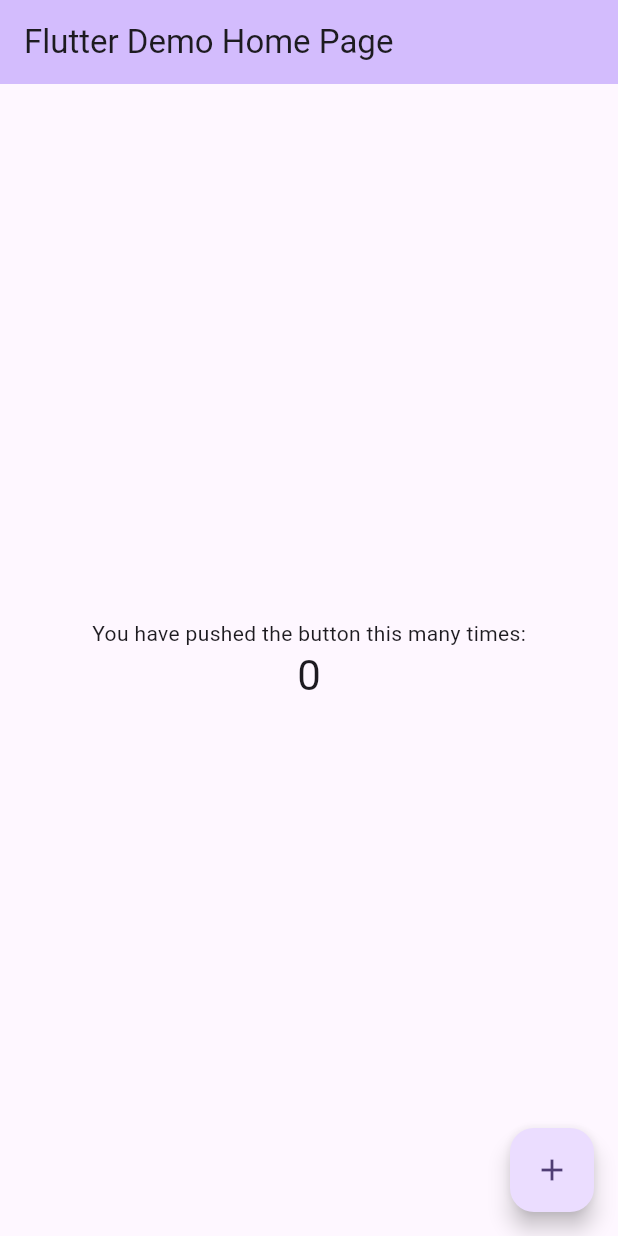
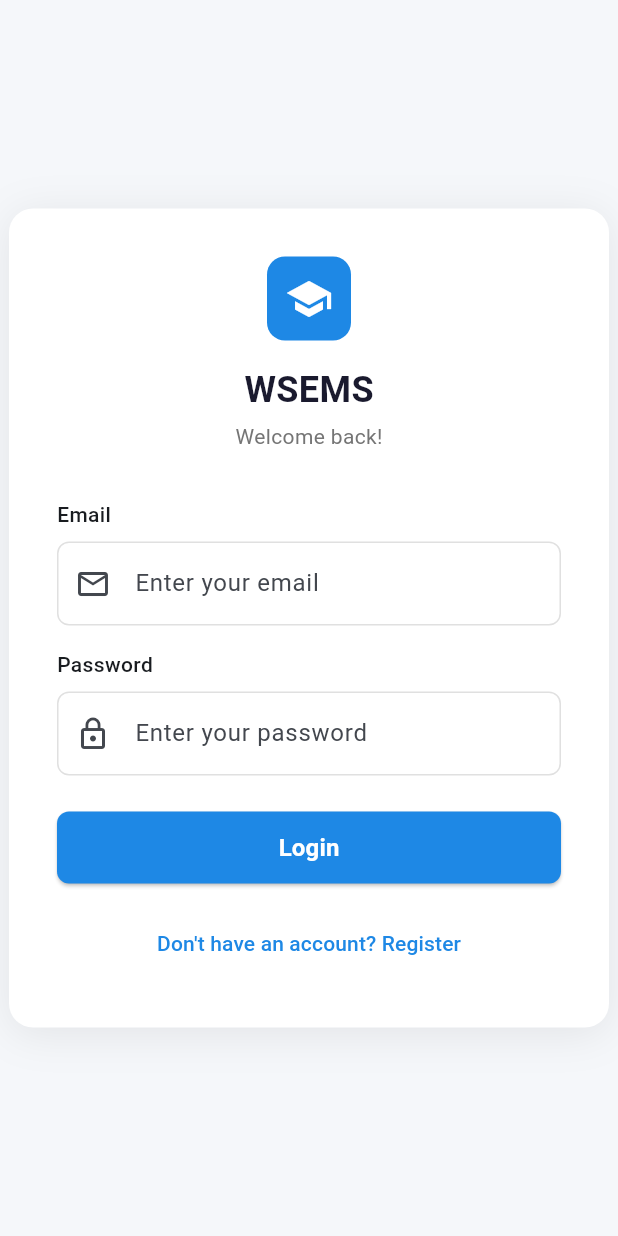
Before and after one commit to AnoodShahwar/Web-based-Smart-Event-Management-System, a Flutter app: the screen it shows after launch, on a phone screen of 412 x 824 dp. Run offline on Flutter 3.47's test engine with Material 3 defaults, Android fonts, the phone set to English and light mode, and no system bars; our stand-ins replace firebase_core, go_router; accounts and stored records are empty; generated files the repository leaves out were written again.

Commit message:
login and register UI done

```diff
--- a/lib/main.dart
+++ b/lib/main.dart
@@ -1,122 +1,31 @@
 import 'package:flutter/material.dart';
+import 'package:firebase_core/firebase_core.dart';
+import 'firebase_options.dart';
+import 'utils/app_router.dart';
 
-void main() {
+void main() async {
+  // Makes sure Flutter is ready before we initialize Firebase
+  WidgetsFlutterBinding.ensureInitialized();
+
+  // Initialize Firebase with our project's settings
+  await Firebase.initializeApp(options: DefaultFirebaseOptions.currentPlatform);
+
   runApp(const MyApp());
 }
 
 class MyApp extends StatelessWidget {
   const MyApp({super.key});
 
-  // This widget is the root of your application.
   @override
   Widget build(BuildContext context) {
-    return MaterialApp(
-      title: 'Flutter Demo',
+    return MaterialApp.router(
+      title: 'WSEMS',
+      debugShowCheckedModeBanner: false,
       theme: ThemeData(
-        // This is the theme of your application.
-        //
-        // TRY THIS: Try running your application with "flutter run". You'll see
-        // the application has a purple toolbar. Then, without quitting the app,
-        // try changing the seedColor in the colorScheme below to Colors.green
-        // and then invoke "hot reload" (save your changes or press the "hot
-        // reload" button in a Flutter-supported IDE, or press "r" if you used
-        // the command line to start the app).
-        //
-        // Notice that the counter didn't reset back to zero; the application
-        // state is not lost during the reload. To reset the state, use hot
-        // restart instead.
-        //
-        // This works for code too, not just values: Most code changes can be
-        // tested with just a hot reload.
-        colorScheme: .fromSeed(seedColor: Colors.deepPurple),
+        colorScheme: ColorScheme.fromSeed(seedColor: Colors.blue),
+        useMaterial3: true,
       ),
-      home: const MyHomePage(title: 'Flutter Demo Home Page'),
+      routerConfig: appRouter,
     );
   }
 }
-
-class MyHomePage extends StatefulWidget {
-  const MyHomePage({super.key, required this.title});
-
-  // This widget is the home page of your application. It is stateful, meaning
-  // that it has a State object (defined below) that contains fields that affect
-  // how it looks.
-
-  // This class is the configuration for the state. It holds the values (in this
-  // case the title) provided by the parent (in this case the App widget) and
-  // used by the build method of the State. Fields in a Widget subclass are
-  // always marked "final".
-
-  final String title;
-
-  @override
-  State<MyHomePage> createState() => _MyHomePageState();
-}
-
-class _MyHomePageState extends State<MyHomePage> {
-  int _counter = 0;
-
-  void _incrementCounter() {
-    setState(() {
-      // This call to setState tells the Flutter framework that something has
-      // changed in this State, which causes it to rerun the build method below
-      // so that the display can reflect the updated values. If we changed
-      // _counter without calling setState(), then the build method would not be
-      // called again, and so nothing would appear to happen.
-      _counter++;
-    });
-  }
-
-  @override
-  Widget build(BuildContext context) {
-    // This method is rerun every time setState is called, for instance as done
-    // by the _incrementCounter method above.
-    //
-    // The Flutter framework has been optimized to make rerunning build methods
-    // fast, so that you can just rebuild anything that needs updating rather
-    // than having to individually change instances of widgets.
-    return Scaffold(
-      appBar: AppBar(
-        // TRY THIS: Try changing the color here to a specific color (to
-        // Colors.amber, perhaps?) and trigger a hot reload to see the AppBar
-        // change color while the other colors stay the same.
-        backgroundColor: Theme.of(context).colorScheme.inversePrimary,
-        // Here we take the value from the MyHomePage object that was created by
-        // the App.build method, and use it to set our appbar title.
-        title: Text(widget.title),
-      ),
-      body: Center(
-        // Center is a layout widget. It takes a single child and positions it
-        // in the middle of the parent.
-        child: Column(
-          // Column is also a layout widget. It takes a list of children and
-          // arranges them vertically. By default, it sizes itself to fit its
-          // children horizontally, and tries to be as tall as its parent.
-          //
-          // Column has various properties to control how it sizes itself and
-          // how it positions its children. Here we use mainAxisAlignment to
-          // center the children vertically; the main axis here is the vertical
-          // axis because Columns are vertical (the cross axis would be
-          // horizontal).
-          //
-          // TRY THIS: Invoke "debug painting" (choose the "Toggle Debug Paint"
-          // action in the IDE, or press "p" in the console), to see the
-          // wireframe for each widget.
-          mainAxisAlignment: .center,
-          children: [
-            const Text('You have pushed the button this many times:'),
-            Text(
-              '$_counter',
-              style: Theme.of(context).textTheme.headlineMedium,
-            ),
-          ],
-        ),
-      ),
-      floatingActionButton: FloatingActionButton(
-        onPressed: _incrementCounter,
-        tooltip: 'Increment',
-        child: const Icon(Icons.add),
-      ),
-    );
-  }
-}
--- a/lib/screens/admin.dart
+++ b/lib/screens/admin.dart
@@ -0,0 +1,12 @@
+import 'package:flutter/material.dart';
+
+class AdminScreen extends StatelessWidget {
+  const AdminScreen({super.key});
+
+  @override
+  Widget build(BuildContext context) {
+    return const Scaffold(
+      body: Center(child: Text('Admin Dashboard - Coming Soon')),
+    );
+  }
+}
--- a/lib/screens/auth.dart
+++ b/lib/screens/auth.dart
@@ -0,0 +1,213 @@
+import 'package:flutter/material.dart';
+import 'package:go_router/go_router.dart';
+
+class AuthScreen extends StatefulWidget {
+  const AuthScreen({super.key});
+
+  @override
+  State<AuthScreen> createState() => _AuthScreenState();
+}
+
+class _AuthScreenState extends State<AuthScreen> {
+  // Controls which form is showing - login or register
+  bool isLogin = true;
+
+  // These controllers grab whatever the user types in the text fields
+  final emailController = TextEditingController();
+  final passwordController = TextEditingController();
+  final nameController = TextEditingController();
+
+  // Controls the loading spinner
+  bool isLoading = false;
+
+  @override
+  Widget build(BuildContext context) {
+    return Scaffold(
+      backgroundColor: const Color(0xFFF5F7FA),
+      body: Center(
+        child: SingleChildScrollView(
+          child: Container(
+            width: 400,
+            padding: const EdgeInsets.all(32),
+            decoration: BoxDecoration(
+              color: Colors.white,
+              borderRadius: BorderRadius.circular(16),
+              boxShadow: [
+                BoxShadow(
+                  color: Colors.black.withOpacity(0.08),
+                  blurRadius: 24,
+                  offset: const Offset(0, 4),
+                ),
+              ],
+            ),
+            child: Column(
+              mainAxisSize: MainAxisSize.min,
+              crossAxisAlignment: CrossAxisAlignment.start,
+              children: [
+                // Logo/Title
+                Center(
+                  child: Column(
+                    children: [
+                      Container(
+                        width: 56,
+                        height: 56,
+                        decoration: BoxDecoration(
+                          color: Colors.blue.shade600,
+                          borderRadius: BorderRadius.circular(12),
+                        ),
+                        child: const Icon(
+                          Icons.school,
+                          color: Colors.white,
+                          size: 32,
+                        ),
+                      ),
+                      const SizedBox(height: 16),
+                      const Text(
+                        'WSEMS',
+                        style: TextStyle(
+                          fontSize: 24,
+                          fontWeight: FontWeight.bold,
+                          color: Color(0xFF1A1A2E),
+                        ),
+                      ),
+                      const SizedBox(height: 4),
+                      Text(
+                        isLogin ? 'Welcome back!' : 'Create your account',
+                        style: TextStyle(
+                          fontSize: 14,
+                          color: Colors.grey.shade600,
+                        ),
+                      ),
+                    ],
+                  ),
+                ),
+                const SizedBox(height: 32),
+
+                // Name field (only shown on register)
+                if (!isLogin) ...[
+                  const Text(
+                    'Full Name',
+                    style: TextStyle(fontSize: 14, fontWeight: FontWeight.w500),
+                  ),
+                  const SizedBox(height: 8),
+                  TextField(
+                    controller: nameController,
+                    decoration: InputDecoration(
+                      hintText: 'Enter your full name',
+                      prefixIcon: const Icon(Icons.person_outline),
+                      border: OutlineInputBorder(
+                        borderRadius: BorderRadius.circular(8),
+                        borderSide: BorderSide(color: Colors.grey.shade300),
+                      ),
+                      enabledBorder: OutlineInputBorder(
+                        borderRadius: BorderRadius.circular(8),
+                        borderSide: BorderSide(color: Colors.grey.shade300),
+                      ),
+                    ),
+                  ),
+                  const SizedBox(height: 16),
+                ],
+
+                // Email field
+                const Text(
+                  'Email',
+                  style: TextStyle(fontSize: 14, fontWeight: FontWeight.w500),
+                ),
+                const SizedBox(height: 8),
+                TextField(
+                  controller: emailController,
+                  keyboardType: TextInputType.emailAddress,
+                  decoration: InputDecoration(
+                    hintText: 'Enter your email',
+                    prefixIcon: const Icon(Icons.email_outlined),
+                    border: OutlineInputBorder(
+                      borderRadius: BorderRadius.circular(8),
+                      borderSide: BorderSide(color: Colors.grey.shade300),
+                    ),
+                    enabledBorder: OutlineInputBorder(
+                      borderRadius: BorderRadius.circular(8),
+                      borderSide: BorderSide(color: Colors.grey.shade300),
+                    ),
+                  ),
+                ),
+                const SizedBox(height: 16),
+
+                // Password field
+                const Text(
+                  'Password',
+                  style: TextStyle(fontSize: 14, fontWeight: FontWeight.w500),
+                ),
+                const SizedBox(height: 8),
+                TextField(
+                  controller: passwordController,
+                  obscureText: true,
+                  decoration: InputDecoration(
+                    hintText: 'Enter your password',
+                    prefixIcon: const Icon(Icons.lock_outline),
+                    border: OutlineInputBorder(
+                      borderRadius: BorderRadius.circular(8),
+                      borderSide: BorderSide(color: Colors.grey.shade300),
+                    ),
+                    enabledBorder: OutlineInputBorder(
+                      borderRadius: BorderRadius.circular(8),
+                      borderSide: BorderSide(color: Colors.grey.shade300),
+                    ),
+                  ),
+                ),
+                const SizedBox(height: 24),
+
+                // Login/Register button
+                SizedBox(
+                  width: double.infinity,
+                  height: 48,
+                  child: ElevatedButton(
+                    onPressed: isLoading
+                        ? null
+                        : () {
+                            // We'll add Firebase logic here tomorrow
+                            context.go('/student');
+                          },
+                    style: ElevatedButton.styleFrom(
+                      backgroundColor: Colors.blue.shade600,
+                      foregroundColor: Colors.white,
+                      shape: RoundedRectangleBorder(
+                        borderRadius: BorderRadius.circular(8),
+                      ),
+                    ),
+                    child: isLoading
+                        ? const CircularProgressIndicator(color: Colors.white)
+                        : Text(
+                            isLogin ? 'Login' : 'Create Account',
+                            style: const TextStyle(
+                              fontSize: 16,
+                              fontWeight: FontWeight.w600,
+                            ),
+                          ),
+                  ),
+                ),
+                const SizedBox(height: 16),
+
+                // Toggle between login and register
+                Center(
+                  child: TextButton(
+                    onPressed: () {
+                      setState(() {
+                        isLogin = !isLogin;
+                      });
+                    },
+                    child: Text(
+                      isLogin
+                          ? "Don't have an account? Register"
+                          : 'Already have an account? Login',
+                      style: TextStyle(color: Colors.blue.shade600),
+                    ),
+                  ),
+                ),
+              ],
+            ),
+          ),
+        ),
+      ),
+    );
+  }
+}
--- a/lib/screens/student.dart
+++ b/lib/screens/student.dart
@@ -0,0 +1,12 @@
+import 'package:flutter/material.dart';
+
+class StudentScreen extends StatelessWidget {
+  const StudentScreen({super.key});
+
+  @override
+  Widget build(BuildContext context) {
+    return const Scaffold(
+      body: Center(child: Text('Student Home - Coming Soon')),
+    );
+  }
+}
--- /dev/null
+++ b/lib/utils/app_router.dart
@@ -0,0 +1,19 @@
+import 'package:go_router/go_router.dart';
+import 'package:flutter/material.dart';
+
+// Placeholder screens for now
+import '../screens/auth.dart';
+import '../screens/student.dart';
+import '../screens/admin.dart';
+
+final appRouter = GoRouter(
+  initialLocation: '/login',
+  routes: [
+    GoRoute(path: '/login', builder: (context, state) => const AuthScreen()),
+    GoRoute(
+      path: '/student',
+      builder: (context, state) => const StudentScreen(),
+    ),
+    GoRoute(path: '/admin', builder: (context, state) => const AdminScreen()),
+  ],
+);
```
